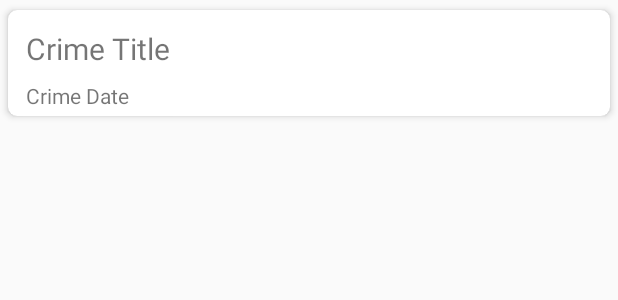
After one commit to IulianCaluian/OrdoApp, an Android app: the layout row_item_item_order.xml on its own in the app's theme, with its tools: preview values and no code run, on a phone screen of 412 x 824 dp. The commit adds this screen. Shown: the top 300 px of the screen. Run offline under Robolectric (Android 15) with nearby library versions, the phone set to English and light mode, and no system bars.

Commit message:
Adaugare lista istoric temporara , placeholder

```diff
--- /dev/null
+++ b/app/src/main/res/layout/row_item_item_order.xml
@@ -0,0 +1,33 @@
+<?xml version="1.0" encoding="utf-8"?>
+<android.support.v7.widget.CardView xmlns:android="http://schemas.android.com/apk/res/android"
+    xmlns:card_view="http://schemas.android.com/apk/res-auto"
+    xmlns:tools="http://schemas.android.com/tools"
+    android:layout_width="match_parent"
+    android:layout_height="wrap_content"
+    card_view:cardCornerRadius="6dp"
+    card_view:cardElevation="3dp"
+    card_view:cardUseCompatPadding="true">
+
+<LinearLayout
+    xmlns:android="http://schemas.android.com/apk/res/android"
+    android:layout_width="match_parent"
+    android:orientation="vertical"
+    android:padding="4dp"
+    android:layout_height="wrap_content">
+    <TextView
+        android:padding="8dp"
+        android:textSize="20sp"
+        android:id="@+id/item_order_title"
+        android:layout_width="match_parent"
+        android:layout_height="wrap_content"
+        android:text="Crime Title"/>
+
+    <TextView
+        android:paddingLeft="8dp"
+        android:id="@+id/item_order_date"
+        android:layout_width="match_parent"
+        android:layout_height="wrap_content"
+        android:text="Crime Date"/>
+
+</LinearLayout>
+</android.support.v7.widget.CardView>
```
Also changed, not shown: app/src/main/java/ordo/azurewebsites/net/ordo/HistoryFragment.java (+68 -0 lines), app/src/main/java/ordo/azurewebsites/net/ordo/model/ItemOrder.java (added, +36 -0 lines), app/src/main/java/ordo/azurewebsites/net/ordo/model/ItemOrderLib.java (added, +41 -0 lines), app/src/main/res/layout/fragment_history.xml (+4 -16 lines).
